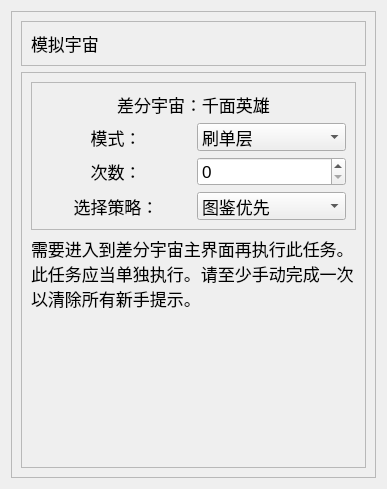
This is res/ui/simulated_universe.ui in Shasnow/StarRailAssistant as Qt 5 draws it before an edit. The edited form follows.
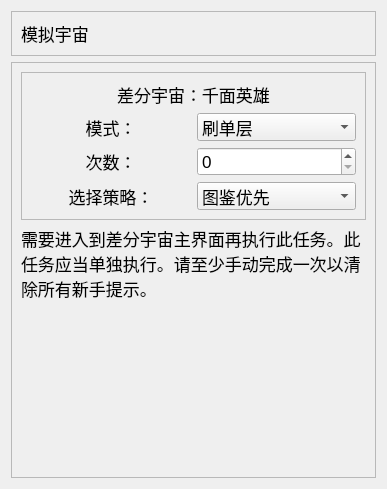
This is the edited form.

```diff
--- a/res/ui/simulated_universe.ui
+++ b/res/ui/simulated_universe.ui
@@ -26,15 +26,6 @@
   </property>
   <layout class="QVBoxLayout" name="verticalLayout_2">
    <item>
-    <widget class="QFrame" name="frame">
-     <property name="frameShape">
-      <enum>QFrame::Shape::StyledPanel</enum>
-     </property>
-     <property name="frameShadow">
-      <enum>QFrame::Shadow::Raised</enum>
-     </property>
-     <layout class="QVBoxLayout" name="verticalLayout">
-      <item>
        <widget class="QFrame" name="frame_2">
         <property name="sizePolicy">
          <sizepolicy hsizetype="Preferred" vsizetype="Fixed">
@@ -178,9 +169,6 @@
             </size>
            </property>
           </spacer>
-         </item>
-        </layout>
-       </widget>
       </item>
      </layout>
     </widget>
```
Lines whose indentation alone changed are shown as unchanged.
